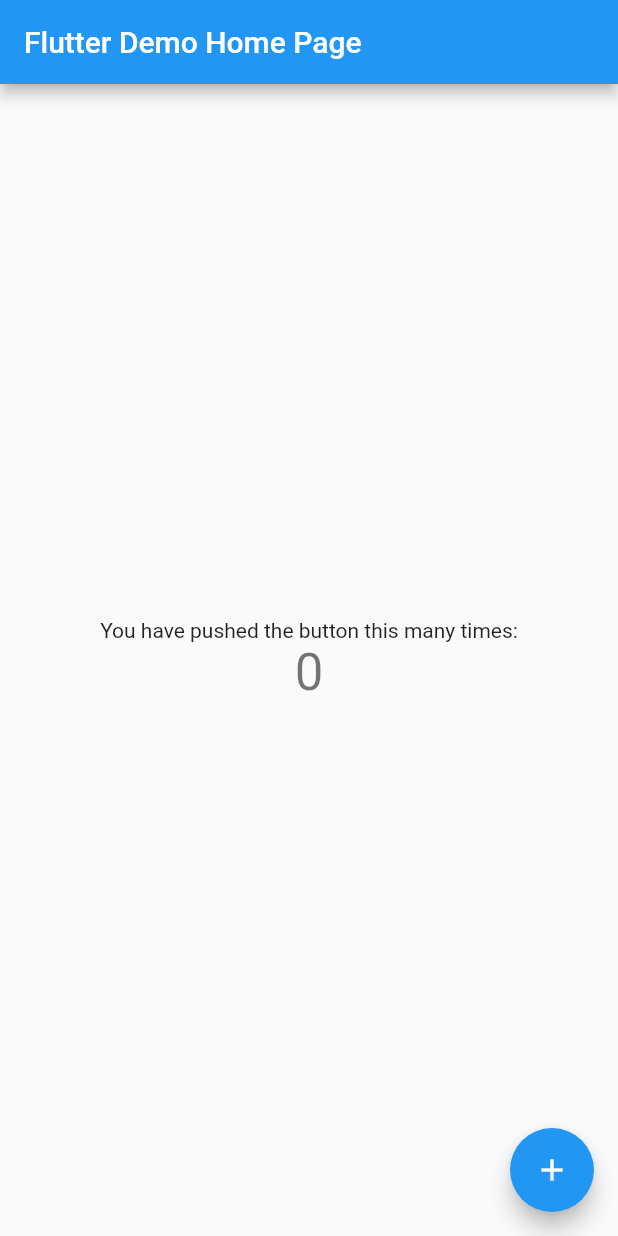
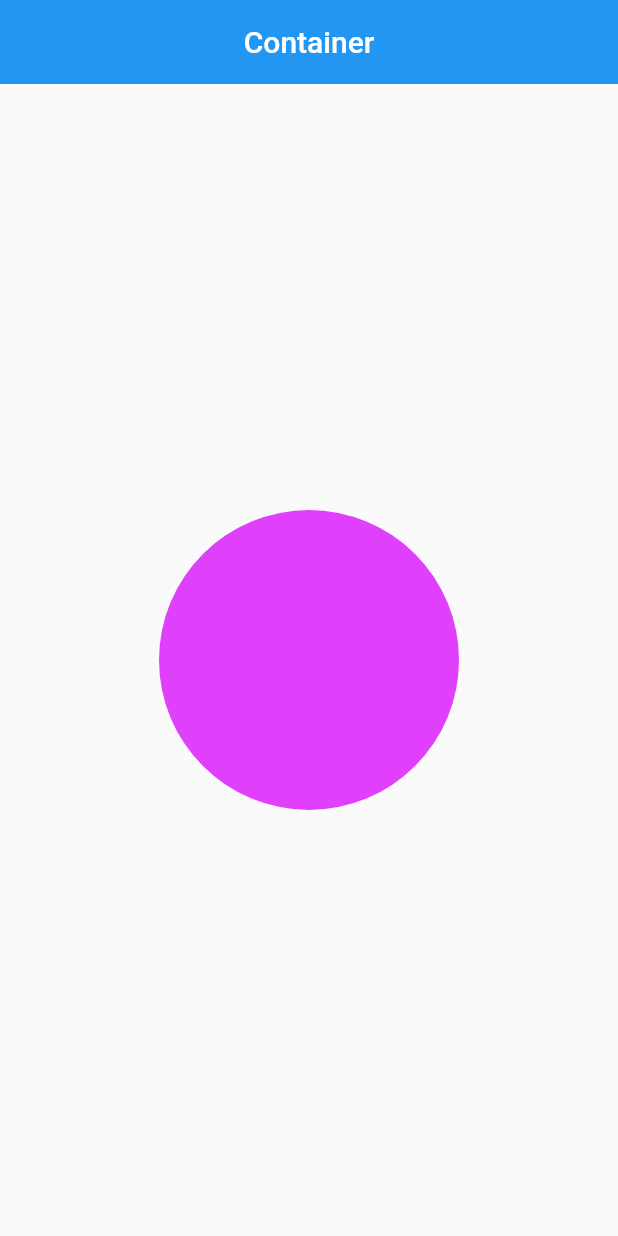
Before and after one commit to mdrabbihossen/flutter_widgets, a Flutter app: the screen it shows after launch, on a phone screen of 412 x 824 dp. Run offline on Flutter 3.47's test engine with Material 2 defaults, Android fonts, the light colour scheme and no system bars.

Commit message:
container widget

```diff
--- a/lib/main.dart
+++ b/lib/main.dart
@@ -1,4 +1,5 @@
 import 'package:flutter/material.dart';
+import 'package:flutter_widgets/widgets/container.dart';
 
 void main() {
   runApp(const MyApp());
@@ -11,105 +12,8 @@
   @override
   Widget build(BuildContext context) {
     return MaterialApp(
-      title: 'Flutter Demo',
-      theme: ThemeData(
-        // This is the theme of your application.
-        //
-        // Try running your application with "flutter run". You'll see the
-        // application has a blue toolbar. Then, without quitting the app, try
-        // changing the primarySwatch below to Colors.green and then invoke
-        // "hot reload" (press "r" in the console where you ran "flutter run",
-        // or simply save your changes to "hot reload" in a Flutter IDE).
-        // Notice that the counter didn't reset back to zero; the application
-        // is not restarted.
-        primarySwatch: Colors.blue,
-      ),
-      home: const MyHomePage(title: 'Flutter Demo Home Page'),
+      debugShowCheckedModeBanner: false,
+      home: ContainerWidget(),
     );
   }
 }
-
-class MyHomePage extends StatefulWidget {
-  const MyHomePage({Key? key, required this.title}) : super(key: key);
-
-  // This widget is the home page of your application. It is stateful, meaning
-  // that it has a State object (defined below) that contains fields that affect
-  // how it looks.
-
-  // This class is the configuration for the state. It holds the values (in this
-  // case the title) provided by the parent (in this case the App widget) and
-  // used by the build method of the State. Fields in a Widget subclass are
-  // always marked "final".
-
-  final String title;
-
-  @override
-  State<MyHomePage> createState() => _MyHomePageState();
-}
-
-class _MyHomePageState extends State<MyHomePage> {
-  int _counter = 0;
-
-  void _incrementCounter() {
-    setState(() {
-      // This call to setState tells the Flutter framework that something has
-      // changed in this State, which causes it to rerun the build method below
-      // so that the display can reflect the updated values. If we changed
-      // _counter without calling setState(), then the build method would not be
-      // called again, and so nothing would appear to happen.
-      _counter++;
-    });
-  }
-
-  @override
-  Widget build(BuildContext context) {
-    // This method is rerun every time setState is called, for instance as done
-    // by the _incrementCounter method above.
-    //
-    // The Flutter framework has been optimized to make rerunning build methods
-    // fast, so that you can just rebuild anything that needs updating rather
-    // than having to individually change instances of widgets.
-    return Scaffold(
-      appBar: AppBar(
-        // Here we take the value from the MyHomePage object that was created by
-        // the App.build method, and use it to set our appbar title.
-        title: Text(widget.title),
-      ),
-      body: Center(
-        // Center is a layout widget. It takes a single child and positions it
-        // in the middle of the parent.
-        child: Column(
-          // Column is also a layout widget. It takes a list of children and
-          // arranges them vertically. By default, it sizes itself to fit its
-          // children horizontally, and tries to be as tall as its parent.
-          //
-          // Invoke "debug painting" (press "p" in the console, choose the
-          // "Toggle Debug Paint" action from the Flutter Inspector in Android
-          // Studio, or the "Toggle Debug Paint" command in Visual Studio Code)
-          // to see the wireframe for each widget.
-          //
-          // Column has various properties to control how it sizes itself and
-          // how it positions its children. Here we use mainAxisAlignment to
-          // center the children vertically; the main axis here is the vertical
-          // axis because Columns are vertical (the cross axis would be
-          // horizontal).
-          mainAxisAlignment: MainAxisAlignment.center,
-          children: <Widget>[
-            const Text(
-              'You have pushed the button this many times:',
-            ),
-            Text(
-              '$_counter',
-              style: Theme.of(context).textTheme.headline4,
-            ),
-          ],
-        ),
-      ),
-      floatingActionButton: FloatingActionButton(
-        onPressed: _incrementCounter,
-        tooltip: 'Increment',
-        child: const Icon(Icons.add),
-      ), // This trailing comma makes auto-formatting nicer for build methods.
-    );
-  }
-}
--- /dev/null
+++ b/lib/widgets/container.dart
@@ -0,0 +1,24 @@
+import 'package:flutter/material.dart';
+
+class ContainerWidget extends StatelessWidget {
+  const ContainerWidget({Key? key}) : super(key: key);
+
+  @override
+  Widget build(BuildContext context) {
+    return Scaffold(
+      appBar: AppBar(
+        title: Text('Container'),
+        centerTitle: true,
+        elevation: 0,
+      ),
+      body: Center(
+        child: Container(
+          height: 200,
+          width: 200,
+          decoration:
+              BoxDecoration(color: Colors.purpleAccent, shape: BoxShape.circle),
+        ),
+      ),
+    );
+  }
+}
```
Also changed, not shown: analysis_options.yaml (+56 -3 lines).
